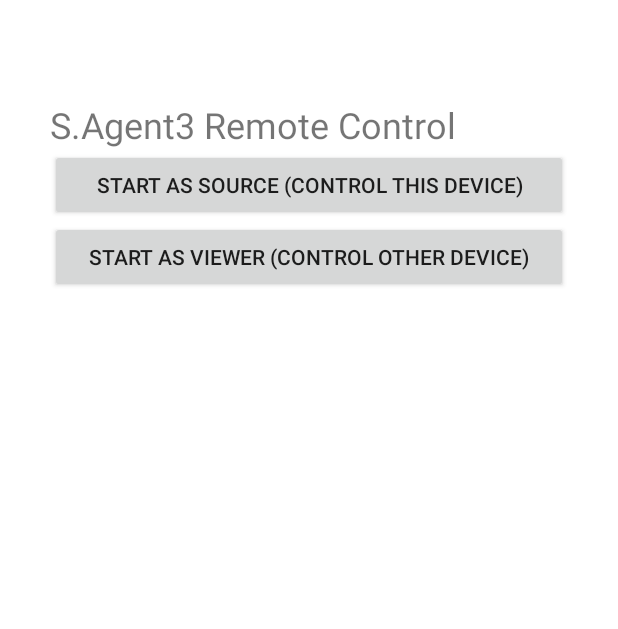
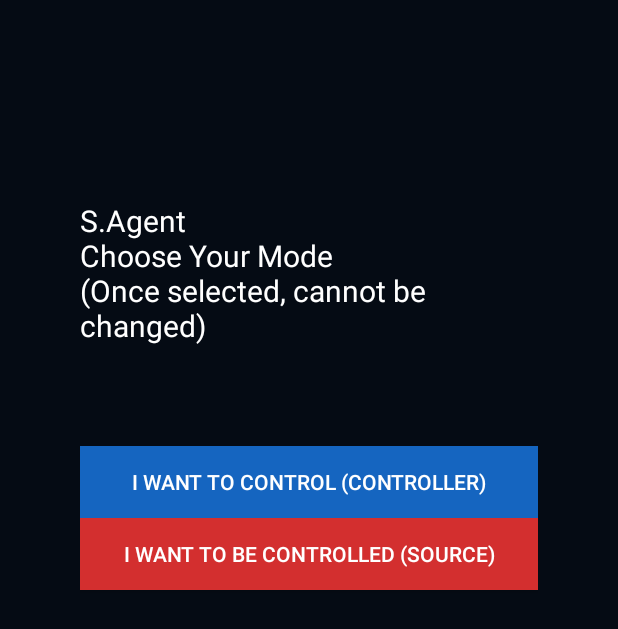
Before and after one commit to Shivampalreherguwan01/S.Agent3, an Android app: the screen it shows after launch (MainActivity), on a phone screen of 412 x 824 dp. Shown: the top 629 px of the screen. Run offline under Robolectric (Android 15) with nearby library versions, the phone set to English and light mode, and no system bars.

Commit message:
Added Firebase, Mode Selection logic and Controller UI

```diff
--- a/app/src/main/java/com/sagent/app/MainActivity.kt
+++ b/app/src/main/java/com/sagent/app/MainActivity.kt
@@ -1,5 +1,7 @@
 package com.sagent.app
 
+import android.content.Intent
+import android.content.SharedPreferences
 import android.os.Bundle
 import android.widget.Button
 import android.widget.LinearLayout
@@ -10,29 +12,59 @@ class MainActivity : AppCompatActivity() {
     override fun onCreate(savedInstanceState: Bundle?) {
         super.onCreate(savedInstanceState)
 
-        // बेसिक लेआउट (प्रोग्रामेटिकली ताकि फाइल कम रखें)
+        val prefs: SharedPreferences = getSharedPreferences("SAgentPrefs", MODE_PRIVATE)
+        val savedMode = prefs.getString("APP_MODE", null)
+
+        // अगर मोड पहले से सेव है, तो सीधे उसी स्क्रीन पर भेजो
+        if (savedMode == "CONTROLLER") {
+            startActivity(Intent(this, ControllerActivity::class.java))
+            finish()
+            return
+        } else if (savedMode == "CONTROLLED") {
+            startActivity(Intent(this, ControlledActivity::class.java))
+            finish()
+            return
+        }
+
+        // अगर पहली बार ऐप खुला है, तो मोड चुनने का ऑप्शन दो
         val layout = LinearLayout(this).apply {
             orientation = LinearLayout.VERTICAL
-            // Yahan setPadding use kiya hai (Left, Top, Right, Bottom)
-            setPadding(50, 100, 50, 50)
+            setPadding(80, 200, 80, 50)
+            setBackgroundColor(android.graphics.Color.parseColor("#050B14"))
         }
 
         val title = TextView(this).apply {
-            text = "S.Agent3 Remote Control"
-            textSize = 24f
+            text = "S.Agent\nChoose Your Mode\n(Once selected, cannot be changed)"
+            textSize = 20f
+            setTextColor(android.graphics.Color.WHITE)
+            setPadding(0, 0, 0, 100)
         }
 
-        val btnSource = Button(this).apply {
-            text = "Start as Source (Control this device)"
+        val btnController = Button(this).apply {
+            text = "I want to Control (Controller)"
+            setBackgroundColor(android.graphics.Color.parseColor("#1565C0"))
+            setTextColor(android.graphics.Color.WHITE)
+            setOnClickListener {
+                prefs.edit().putString("APP_MODE", "CONTROLLER").apply()
+                startActivity(Intent(this@MainActivity, ControllerActivity::class.java))
+                finish()
+            }
         }
 
-        val btnViewer = Button(this).apply {
-            text = "Start as Viewer (Control other device)"
+        val btnControlled = Button(this).apply {
+            text = "I want to be Controlled (Source)"
+            setBackgroundColor(android.graphics.Color.parseColor("#D32F2F"))
+            setTextColor(android.graphics.Color.WHITE)
+            setOnClickListener {
+                prefs.edit().putString("APP_MODE", "CONTROLLED").apply()
+                startActivity(Intent(this@MainActivity, ControlledActivity::class.java))
+                finish()
+            }
         }
 
         layout.addView(title)
-        layout.addView(btnSource)
-        layout.addView(btnViewer)
+        layout.addView(btnController)
+        layout.addView(btnControlled)
 
         setContentView(layout)
     }
```
Also changed, not shown: app/build.gradle.kts (+7 -3 lines), app/src/main/AndroidManifest.xml (+4 -4 lines), app/src/main/java/com/sagent/app/ControlledActivity.kt (added, +19 -0 lines), app/src/main/java/com/sagent/app/ControllerActivity.kt (added, +11 -0 lines), app/src/main/res/layout/activity_controller.xml (added, +119 -0 lines), 1 other file.
